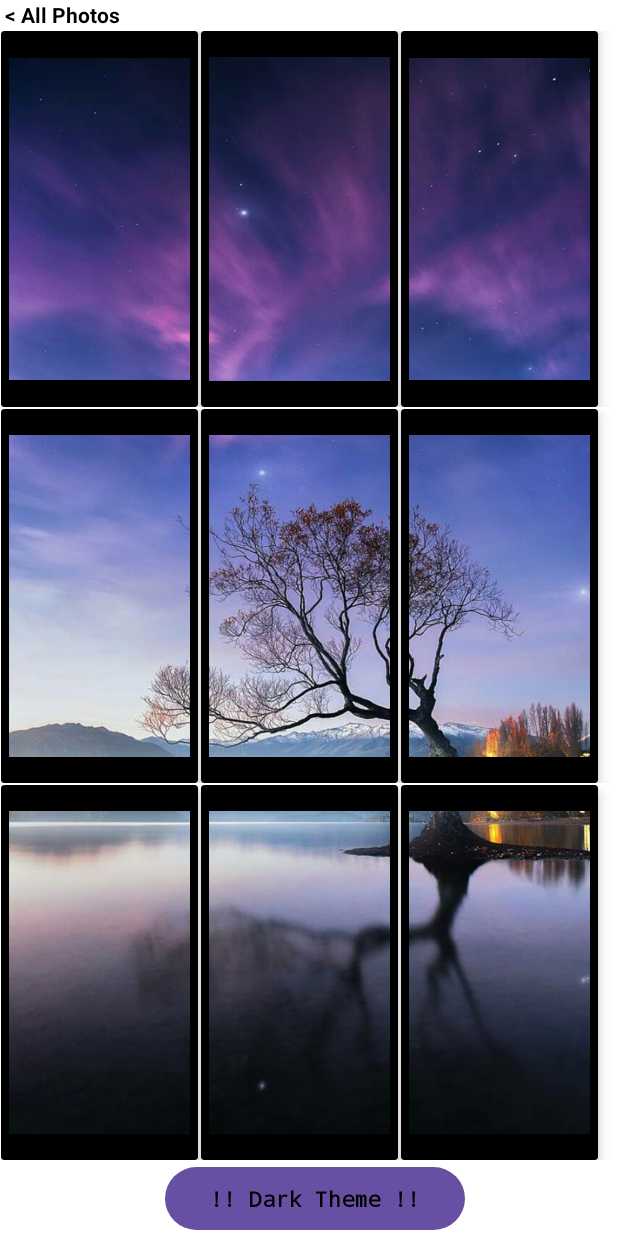
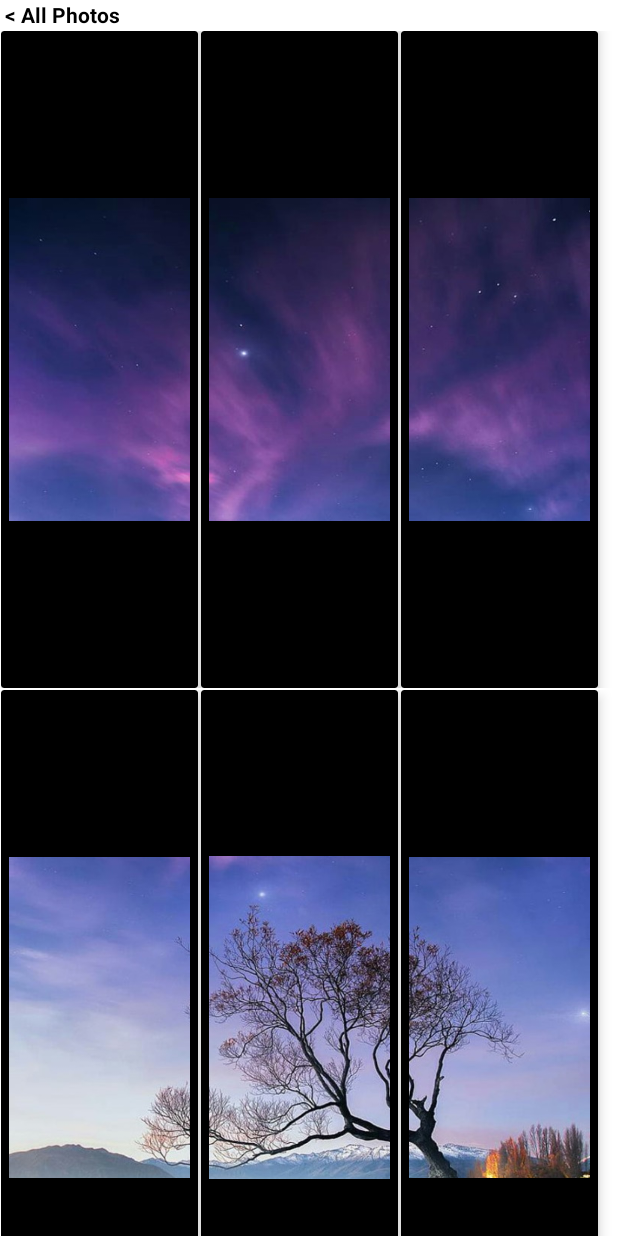
Before and after one commit to codeEnthusiast21/Gallery_app, an Android app: the screen it shows after launch (MainActivity), on a phone screen of 412 x 824 dp. Run offline under Robolectric (Android 15) with nearby library versions, the phone set to English and light mode, and no system bars.

Commit message:
added scroll view

```diff
--- a/app/src/main/res/layout/activity_main.xml
+++ b/app/src/main/res/layout/activity_main.xml
@@ -7,6 +7,13 @@
     android:background="@color/white"
     android:orientation="vertical"
     tools:context=".MainActivity">
+    <ScrollView
+        android:layout_width="match_parent"
+        android:layout_height="match_parent">
+        <LinearLayout
+            android:layout_width="match_parent"
+            android:layout_height="wrap_content"
+            android:orientation="vertical">
     <TextView
         android:layout_width="match_parent"
         android:layout_height="20dp"
@@ -33,6 +40,7 @@
                 android:layout_margin="5dp"
                 android:layout_weight="1"
                 android:src="@drawable/image_part_001" />
+
         </androidx.cardview.widget.CardView>
         <androidx.cardview.widget.CardView
             android:layout_width="131dp"
@@ -180,5 +188,6 @@
             android:layout_width="200dp"
             android:layout_height="50dp"/>
     </LinearLayout>
-
+        </LinearLayout>
+    </ScrollView>
 </LinearLayout>
--- a/build.gradle.kts
+++ b/build.gradle.kts
@@ -1,5 +1,5 @@
 // Top-level build file where you can add configuration options common to all sub-projects/modules.
 plugins {
-    id("com.android.application") version "8.2.0" apply false
+    id("com.android.application") version "8.2.1" apply false
     id("org.jetbrains.kotlin.android") version "1.9.10" apply false
 }
```
